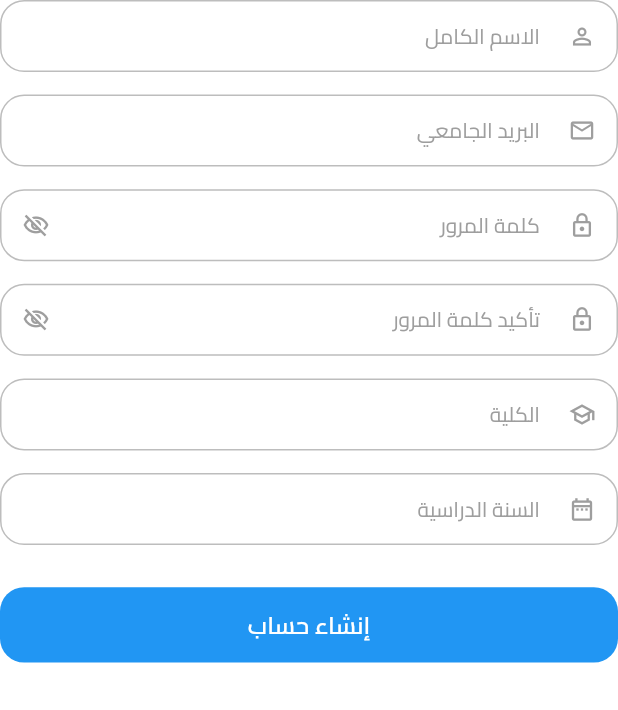
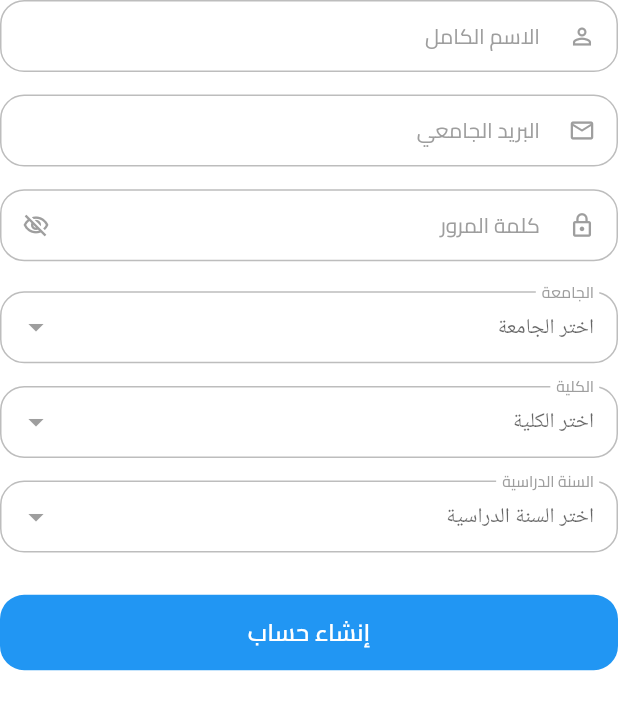
Before and after one commit to AbdelrahmanHydara/Shary, a Flutter app: the RegisterScreen screen opened by its route, on a phone screen of 412 x 824 dp. Shown: the top 710 px of the screen. Run offline on Flutter 3.47's test engine with Material 3 defaults, Android fonts, the light colour scheme and no system bars; our stand-ins replace dots_indicator, firebase_core, flutter_screenutil, font_awesome_flutter; accounts and stored records are empty; network calls fail.

Commit message:
- added app_dropdown_form_field

```diff
--- /dev/null
+++ b/lib/core/widgets/app_dropdown_form_field.dart
@@ -0,0 +1,75 @@
+import 'package:flutter/material.dart';
+import 'package:flutter_screenutil/flutter_screenutil.dart';
+import 'package:shary/core/theming/app_colors.dart';
+import 'package:shary/core/theming/app_text_styles.dart';
+
+class AppDropdownFormField<T> extends StatelessWidget {
+  const AppDropdownFormField({
+    super.key,
+    required this.labelText,
+    required this.items,
+    this.value,
+    this.onChanged,
+    required this.validator,
+    this.hintText,
+    this.focusedBorder,
+    this.enabledBorder,
+    this.labelStyle,
+  });
+
+  final String labelText;
+  final String? hintText;
+  final List<DropdownMenuItem<T>> items;
+  final T? value;
+  final ValueChanged<T?>? onChanged;
+  final FormFieldValidator<T>? validator;
+  final InputBorder? focusedBorder, enabledBorder;
+  final TextStyle? labelStyle;
+
+  @override
+  Widget build(BuildContext context) {
+    return DropdownButtonFormField<T>(
+      initialValue: value,
+      items: items,
+      onChanged: onChanged,
+      validator: validator,
+      decoration: InputDecoration(
+        isDense: true,
+        hintText: hintText,
+        hintStyle: AppTextStyles.regular14.copyWith(
+          color: AppColors.grey,
+        ),
+        labelText: labelText,
+        labelStyle: labelStyle ??
+            AppTextStyles.regular14.copyWith(
+              color: AppColors.grey,
+            ),
+        border: OutlineInputBorder(
+          borderRadius: BorderRadius.circular(16.r),
+        ),
+        focusedBorder: focusedBorder ??
+            OutlineInputBorder(
+              borderRadius: BorderRadius.circular(16.r),
+              borderSide: BorderSide(
+                color: AppColors.blueMain,
+              ),
+            ),
+        enabledBorder: enabledBorder ??
+            OutlineInputBorder(
+              borderRadius: BorderRadius.circular(16.r),
+              borderSide: BorderSide(
+                color: AppColors.greyLight,
+              ),
+            ),
+      ),
+      style: AppTextStyles.regular14.copyWith(
+        color: AppColors.black,
+      ),
+      icon: const Icon(
+        Icons.arrow_drop_down,
+        color: AppColors.grey,
+      ),
+      dropdownColor: AppColors.white,
+    );
+  }
+}
--- a/lib/features/auth/login/screens/widgets/login_screen_body.dart
+++ b/lib/features/auth/login/screens/widgets/login_screen_body.dart
@@ -10,10 +10,11 @@ class LoginScreenBody extends StatelessWidget {
   Widget build(BuildContext context) {
     return Scaffold(
       body: ListView(
+        physics: const BouncingScrollPhysics(),
         children: [
-          LoginTextFormField(),
+          const LoginTextFormField(),
           verticalSpace(28),
-          LoginButton(),
+          const LoginButton(),
         ],
       ),
     );
--- a/lib/features/auth/register/screens/widgets/register_screen_body.dart
+++ b/lib/features/auth/register/screens/widgets/register_screen_body.dart
@@ -9,10 +9,11 @@ class RegisterScreenBody extends StatelessWidget {
   @override
   Widget build(BuildContext context) {
     return ListView(
+      physics: const BouncingScrollPhysics(),
       children: [
-        RegisterTextFormField(),
+        const RegisterTextFormField(),
         verticalSpace(28),
-        RegisterButton(),
+        const RegisterButton(),
       ],
     );
   }
--- a/lib/features/auth/register/screens/widgets/register_text_form_field.dart
+++ b/lib/features/auth/register/screens/widgets/register_text_form_field.dart
@@ -1,10 +1,40 @@
 import 'package:flutter/material.dart';
 import 'package:shary/core/helpers/app_validators.dart';
 import 'package:shary/core/helpers/spacing.dart';
+import 'package:shary/core/widgets/app_dropdown_form_field.dart';
 import 'package:shary/core/widgets/app_text_form_field.dart';
 
-class RegisterTextFormField extends StatelessWidget {
+class RegisterTextFormField extends StatefulWidget {
   const RegisterTextFormField({super.key});
+
+  @override
+  State<RegisterTextFormField> createState() => _RegisterTextFormFieldState();
+}
+
+class _RegisterTextFormFieldState extends State<RegisterTextFormField> {
+  // قيم Dropdown
+  String? selectedUniversity;
+
+  String? selectedFaculty;
+
+  String? selectedYear;
+
+  final Map<String, List<String>> universityFaculties = {
+    "جامعة القاهرة": ["علوم","تجارة", "هندسة", "طب", "حقوق"],
+    "جامعة طنطا": ["تجارة", "زراعة","صيدلة","هندسة", "طب","علوم", "آداب "],
+    "جامعة المنصورة": ["طب",  "حقوق", "تجارة", "صيدلة", "زراعة"],
+  };
+
+  final Map<String, List<String>> facultyYears = {
+    "تجارة": ["أولى تجارة", "تانية تجارة", "تالتة تجارة", "رابعة تجارة"],
+    "هندسة": ["إعدادي هندسة", "أولى هندسة", "تانية هندسة", "تالتة هندسة", "رابعة هندسة"],
+    "طب": ["أولى طب", "تانية طب", "تالتة طب", "رابعة طب", "خامسة طب", "سادسة طب"],
+    "حقوق": ["أولى حقوق", "تانية حقوق", "تالتة حقوق", "رابعة حقوق"],
+    "علوم": ["أولى علوم", "تانية علوم", "تالتة علوم", "رابعة علوم"],
+    "آداب": ["أولى آداب", "تانية آداب", "تالتة آداب", "رابعة آداب"],
+    "صيدلة": ["أولى صيدلة", "تانية صيدلة", "تالتة صيدلة", "رابعة صيدلة", "خامسة صيدلة"],
+    "زراعة": ["أولى زراعة", "تانية زراعة", "تالتة زراعة", "رابعة زراعة"],
+  };
 
   @override
   Widget build(BuildContext context) {
@@ -38,36 +68,135 @@ class RegisterTextFormField extends StatelessWidget {
           keyboardType: TextInputType.visiblePassword,
           validator: (value) => AppValidators.password(value),
         ),
-        verticalSpace(15),
-        // Confirm Password
-        AppTextFormField(
-          hintText: "أكّد كلمة المرور",
-          labelText: "تأكيد كلمة المرور",
-          isObscureText: true,
-          prefixIcon: Icons.lock_outline,
-          suffixIcon: Icons.visibility_off_outlined,
-          keyboardType: TextInputType.visiblePassword,
-          validator: (value) => AppValidators.password(value),
+        verticalSpace(20),
+        AppDropdownFormField(
+          hintText: "اختر الجامعة",
+          labelText: "الجامعة",
+          value: selectedUniversity,
+          items: universityFaculties.keys.map((uni) {
+            return DropdownMenuItem(
+              value: uni,
+              child: Text(uni),
+            );
+          }).toList(),
+          validator: (value) {
+            if (value == null || value.isEmpty) {
+              return "مطلوب اختيار الجامعة";
+            }
+            return null;
+          },
+          onChanged: (value) {
+            setState(() {
+              selectedUniversity = value;
+              selectedFaculty = null;
+              selectedYear = null;
+            });
+          },
         ),
         verticalSpace(15),
-        // College
-        AppTextFormField(
-          hintText: "أدخل اسم كليتك",
+        AppDropdownFormField(
+          hintText: "اختر الكلية",
           labelText: "الكلية",
-          prefixIcon: Icons.school_outlined,
-          keyboardType: TextInputType.text,
-          validator: (value) => AppValidators.college(value),
+          value: selectedFaculty,
+          items: (selectedUniversity != null
+              ? universityFaculties[selectedUniversity]!
+              : [])
+              .map((fac) {
+            return DropdownMenuItem<String>(
+              value: fac,
+              child: Text(fac),
+            );
+          }).toList(),
+          validator: (value) {
+            if (value == null || value.isEmpty) {
+              return "مطلوب اختيار الكلية";
+            }
+            return null;
+          },
+          onChanged: (value) {
+            setState(() {
+              selectedFaculty = value;
+              selectedYear = null;
+            });
+          },
         ),
         verticalSpace(15),
-        // Academic Year
-        AppTextFormField(
-          hintText: "السنة الثالثة",
+        AppDropdownFormField(
+          hintText: "اختر السنة الدراسية",
           labelText: "السنة الدراسية",
-          prefixIcon: Icons.date_range_outlined,
-          keyboardType: TextInputType.text,
-          validator: (value) => AppValidators.studyYear(value),
+          value: selectedYear,
+          items: (selectedFaculty != null
+              ? facultyYears[selectedFaculty]!
+              : [])
+              .map((yr) {
+            return DropdownMenuItem<String>(
+              value: yr,
+              child: Text(yr),
+            );
+          }).toList(),
+          validator: (value) {
+            if (value == null || value.isEmpty) {
+              return "مطلوب اختيار السنة الدراسية";
+            }
+            return null;
+          },
+          onChanged: (value) {
+            setState(() {
+              selectedYear = value;
+            });
+          },
         ),
+        // ElevatedButton(
+        //   onPressed: () {
+        //     if (_formKey.currentState!.validate()) {
+        //       final student = Student(
+        //         name: "",
+        //         email: "",
+        //         password: "",
+        //         university: selectedUniversity!,
+        //         faculty: selectedFaculty!,
+        //         year: selectedYear!,
+        //       );
+        //       // هنا ممكن تبعته للـ API أو Firebase
+        //       print(student.toJson());
+        //       ScaffoldMessenger.of(context).showSnackBar(
+        //         SnackBar(content: Text("تم التسجيل بنجاح 🎉")),
+        //       );
+        //     }
+        //   },
+        //   child: Text("تسجيل"),
+        // ),
       ],
     );
   }
 }
+
+class Student {
+  final String name;
+  final String email;
+  final String password;
+  final String university;
+  final String faculty;
+  final String year;
+
+  Student({
+    required this.name,
+    required this.email,
+    required this.password,
+    required this.university,
+    required this.faculty,
+    required this.year,
+  });
+
+  // تقدر تضيف toJson علشان تبعتها لـ API أو Firestore
+  Map<String, dynamic> toJson() {
+    return {
+      "name": name,
+      "email": email,
+      "password": password,
+      "university": university,
+      "faculty": faculty,
+      "year": year,
+    };
+  }
+}
```
